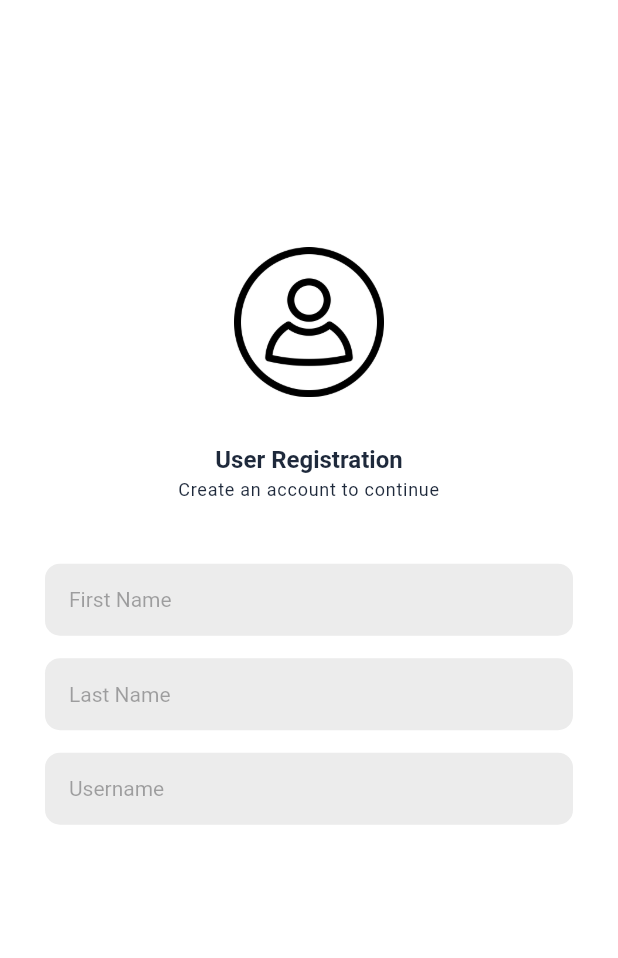
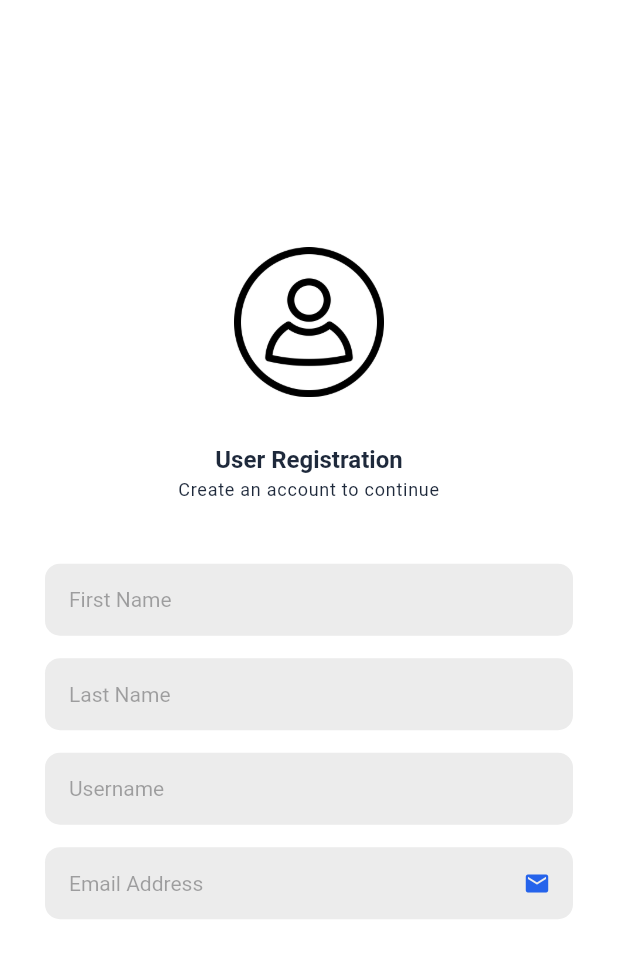
Before and after one commit to bookofiyi/collaborative_library, a Flutter app: the screen it shows after launch, on a phone screen of 412 x 824 dp. Shown: the top 958 px of the screen. Run offline on Flutter 3.47's test engine with Material 2 defaults, Android fonts, the phone set to English and light mode, and no system bars; our stand-ins replace gap, get; Roboto replaces fonts that are missing (SF-Pro-Display-Bold, SF-Pro-Display-Regular).

Commit message:
added email validation logic

```diff
--- a/lib/sign_up.dart
+++ b/lib/sign_up.dart
@@ -18,6 +18,7 @@ class _SignUpState extends State<SignUp> {
   final fNameController = TextEditingController();
   final lNameController = TextEditingController();
   final signupusernameController = TextEditingController();
+  final signupemailController = TextEditingController();
 
   @override
   Widget build(BuildContext context) {
@@ -214,6 +215,77 @@ class _SignUpState extends State<SignUp> {
                       },
                     ),
                     const Gap(15),
+                    TextFormField(
+                      cursorColor: AppColor.primaryColor,
+                      autofocus: false,
+                      keyboardType: TextInputType.emailAddress,
+                      controller: signupemailController,
+                      // onChanged: (enteredEmail) => validateEmail(enteredEmail),
+                      style: Theme.of(context).textTheme.bodyLarge!.copyWith(
+                            color: Colors.black,
+                            fontSize: 15,
+                            fontWeight: FontWeight.bold,
+                          ),
+                      decoration: InputDecoration(
+                        isDense: true,
+                        fillColor: Colors.grey[500]!.withOpacity(0.2),
+                        filled: true,
+                        focusColor: AppColor.primaryColor,
+                        enabledBorder: OutlineInputBorder(
+                          borderRadius: BorderRadius.circular(10),
+                          borderSide: BorderSide.none,
+                        ),
+                        focusedBorder: OutlineInputBorder(
+                          borderRadius: BorderRadius.circular(10),
+                          borderSide: BorderSide.none,
+                        ),
+                        border: OutlineInputBorder(
+                          borderRadius: BorderRadius.circular(15),
+                          borderSide: const BorderSide(
+                            color: AppColor.primaryColor,
+                            width: 1,
+                          ),
+                        ),
+                        suffixIcon: const Icon(
+                          Icons.email,
+                          color: AppColor.primaryColor,
+                        ),
+                        labelText: 'Email Address',
+                        labelStyle: Theme.of(context)
+                            .textTheme
+                            .headlineMedium!
+                            .copyWith(
+                                color: AppColor.inputtextColor.withOpacity(0.4),
+                                fontFamily: FontFamily.sfRegular,
+                                fontSize: 14),
+                        hintText: 'Enter email address',
+                        hintStyle: Theme.of(context)
+                            .textTheme
+                            .headlineMedium!
+                            .copyWith(
+                                color: AppColor.inputtextColor.withOpacity(0.4),
+                                fontFamily: FontFamily.sfRegular,
+                                fontSize: 14),
+                      ),
+                      validator: (value) {
+                        // Check if this field is empty
+                        if (value!.isEmpty) {
+                          return 'Enter a valid Email Address';
+                        }
+                        // using regular expression
+                        if (!RegExp(r'\S+@\S+\.\S+').hasMatch(value)) {
+                          return "Please enter a valid email address";
+                        }
+
+                        // using the school email
+                        if (!value.endsWith('@student.oauife.edu.ng')) {
+                          return 'Please use your school email';
+                        }
+
+                        // the email is valid
+                        return null;
+                      },
+                    ),
                   ],
                 )
               ],
```
